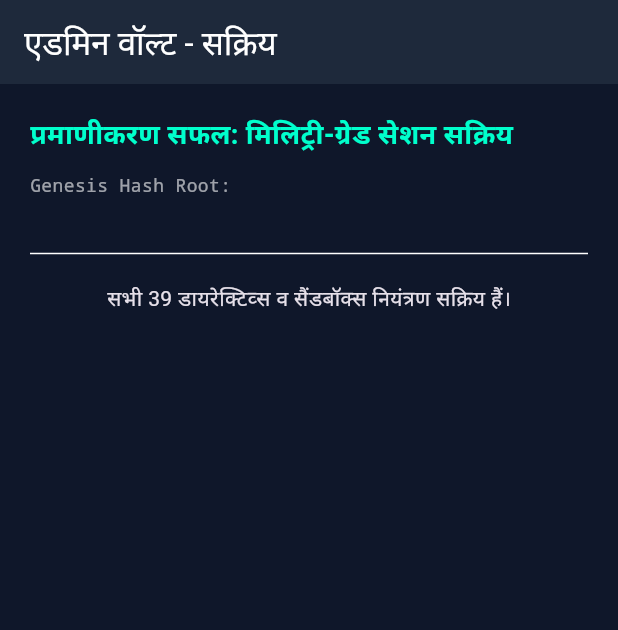
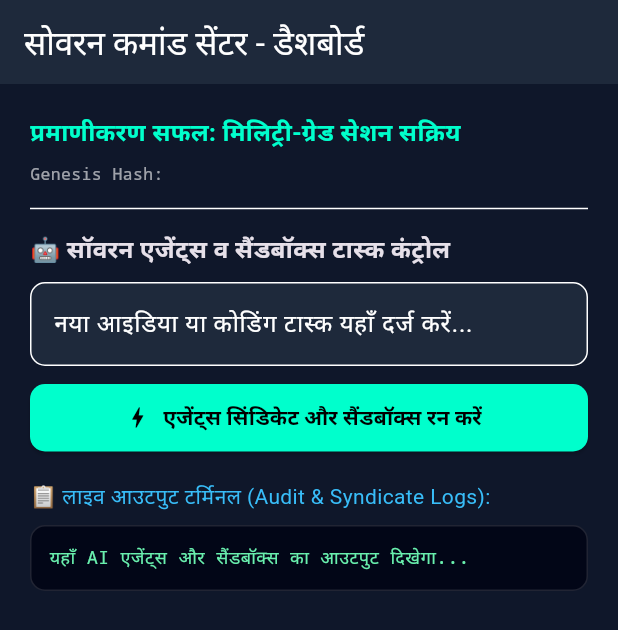
Before and after one commit to pd7691033798-ai/anant-abhyaas-ultra, a Flutter app: the AdminDashboard screen opened directly with empty values, on a phone screen of 412 x 824 dp. Shown: the top 630 px of the screen. Run offline on Flutter 3.47's test engine with Material 3 defaults, Android fonts, the phone set to English and light mode, and no system bars; our stand-ins replace local_auth.

Commit message:
Update main.dart

```diff
--- a/lib/main.dart
+++ b/lib/main.dart
@@ -110,7 +110,7 @@ class _SecurityGateScreenState extends State<SecurityGateScreen> {
 
     try {
       final response = await http.post(
-   Uri.parse('https://anant-abhyaas-ultra.onrender.com/api/admin/handshake'),
+        Uri.parse('https://anant-abhyaas-ultra.onrender.com/api/admin/handshake'),
         headers: {
           'Content-Type': 'application/json',
           'X-Admin-Master-Key': enteredKey,
@@ -207,9 +207,7 @@ class _SecurityGateScreenState extends State<SecurityGateScreen> {
                   width: double.infinity,
                   height: 50,
                   child: ElevatedButton(
-                    onPressed: _isLoading
-                        ? null
-                        : _performBlockchainHandshake,
+                    onPressed: _isLoading ? null : _performBlockchainHandshake,
                     style: ElevatedButton.styleFrom(
                       backgroundColor: const Color(0xFF00FFCC),
                       foregroundColor: Colors.black,
@@ -234,19 +232,72 @@ class _SecurityGateScreenState extends State<SecurityGateScreen> {
   }
 }
 
-class AdminDashboard extends StatelessWidget {
+// ==========================================
+// 🚀 नया एडमिन डैशबोर्ड (एजेंट्स और सैंडबॉक्स कंट्रोल के साथ)
+// ==========================================
+class AdminDashboard extends StatefulWidget {
   final String genesisHash;
 
   const AdminDashboard({super.key, required this.genesisHash});
 
   @override
+  State<AdminDashboard> createState() => _AdminDashboardState();
+}
+
+class _AdminDashboardState extends State<AdminDashboard> {
+  final TextEditingController _ideaController = TextEditingController();
+  bool _isExecuting = false;
+  String _agentResponse = 'यहाँ AI एजेंट्स और सैंडबॉक्स का आउटपुट दिखेगा...';
+
+  Future<void> _runSovereignAgentSyndicate() async {
+    final idea = _ideaController.text.trim();
+    if (idea.isEmpty) {
+      ScaffoldMessenger.of(context).showSnackBar(
+        const SnackBar(content: Text('कृपया कोई आइडिया या टास्क दर्ज करें')),
+      );
+      return;
+    }
+
+    setState(() {
+      _isExecuting = true;
+      _agentResponse = '4 AI एजेंट्स (सिंडिकेट) टास्क पर काम कर रहे हैं...';
+    });
+
+    try {
+      final response = await http.get(
+        Uri.parse(
+          'https://anant-abhyaas-ultra.onrender.com/api/sovereign-master?idea=$idea',
+        ),
+      );
+
+      if (response.statusCode == 200) {
+        setState(() {
+          _agentResponse = response.body;
+        });
+      } else {
+        setState(() {
+          _agentResponse = 'त्रुटि: सर्वर से रिस्पॉन्स प्राप्त करने में विफल।';
+        });
+      }
+    } catch (_) {
+      setState(() {
+        _agentResponse = 'कनेक्शन विफल। नेटवर्क जाँचें।';
+      });
+    } finally {
+      setState(() {
+        _isExecuting = false;
+      });
+    }
+  }
+
+  @override
   Widget build(BuildContext context) {
     return Scaffold(
       appBar: AppBar(
-        title: const Text('एडमिन वॉल्ट - सक्रिय'),
+        title: const Text('सोवरन कमांड सेंटर - डैशबोर्ड'),
         backgroundColor: const Color(0xFF1E293B),
       ),
-      body: Padding(
+      body: SingleChildScrollView(
         padding: const EdgeInsets.all(20),
         child: Column(
           crossAxisAlignment: CrossAxisAlignment.start,
@@ -254,23 +305,87 @@ class AdminDashboard extends StatelessWidget {
             const Text(
               'प्रमाणीकरण सफल: मिलिट्री-ग्रेड सेशन सक्रिय',
               style: TextStyle(
-                fontSize: 18,
+                fontSize: 16,
                 color: Color(0xFF00FFCC),
                 fontWeight: FontWeight.bold,
               ),
             ),
-            const SizedBox(height: 12),
+            const SizedBox(height: 8),
             Text(
-              'Genesis Hash Root:\n$genesisHash',
+              'Genesis Hash: ${widget.genesisHash}',
               style: const TextStyle(
                 color: Colors.white60,
                 fontFamily: 'monospace',
-                fontSize: 12,
+                fontSize: 11,
               ),
             ),
-            const Divider(height: 40),
-            const Center(
-              child: Text('सभी 39 डायरेक्टिव्स व सैंडबॉक्स नियंत्रण सक्रिय हैं।'),
+            const Divider(height: 30),
+
+            // 🤖 AI एजेंट्स और सैंडबॉक्स इनपुट सेक्शन
+            const Text(
+              '🤖 सॉवरन एजेंट्स व सैंडबॉक्स टास्क कंट्रोल',
+              style: TextStyle(fontSize: 16, fontWeight: FontWeight.bold),
+            ),
+            const SizedBox(height: 10),
+            TextField(
+              controller: _ideaController,
+              decoration: InputDecoration(
+                labelText: 'नया आइडिया या कोडिंग टास्क यहाँ दर्ज करें...',
+                filled: true,
+                fillColor: const Color(0xFF1E293B),
+                border: OutlineInputBorder(
+                  borderRadius: BorderRadius.circular(10),
+                ),
+              ),
+            ),
+            const SizedBox(height: 12),
+            SizedBox(
+              width: double.infinity,
+              height: 45,
+              child: ElevatedButton.icon(
+                onPressed: _isExecuting ? null : _runSovereignAgentSyndicate,
+                icon: const Icon(Icons.bolt, color: Colors.black),
+                label: _isExecuting
+                    ? const CircularProgressIndicator(color: Colors.black)
+                    : const Text(
+                        'एजेंट्स सिंडिकेट और सैंडबॉक्स रन करें',
+                        style: TextStyle(
+                          color: Colors.black,
+                          fontWeight: FontWeight.bold,
+                        ),
+                      ),
+                style: ElevatedButton.styleFrom(
+                  backgroundColor: const Color(0xFF00FFCC),
+                  shape: RoundedRectangleBorder(
+                    borderRadius: BorderRadius.circular(10),
+                  ),
+                ),
+              ),
+            ),
+            const SizedBox(height: 20),
+
+            // 📊 आउटपुट कंसोल टर्मिनल
+            const Text(
+              '📋 लाइव आउटपुट टर्मिनल (Audit & Syndicate Logs):',
+              style: TextStyle(fontSize: 14, color: Color(0xFF38BDF8)),
+            ),
+            const SizedBox(height: 8),
+            Container(
+              width: double.infinity,
+              padding: const EdgeInsets.all(12),
+              decoration: BoxDecoration(
+                color: const Color(0xFF020617),
+                borderRadius: BorderRadius.circular(10),
+                border: Border.all(color: Colors.white12),
+              ),
+              child: SelectableText(
+                _agentResponse,
+                style: const TextStyle(
+                  fontFamily: 'monospace',
+                  fontSize: 12,
+                  color: Colors.greenAccent,
+                ),
+              ),
             ),
           ],
         ),
```
